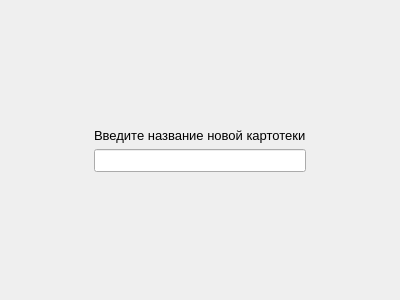
This is newfilelibraryform.ui in Lelius/FileLibrary as Qt 5 draws it before an edit. The edited form follows.
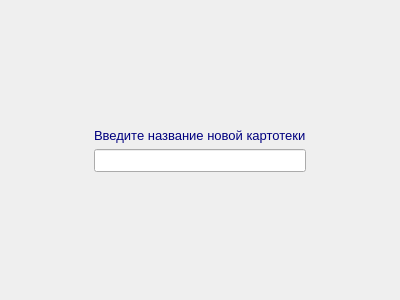
This is the edited form.

What changed in the file:
```diff
--- a/newfilelibraryform.ui
+++ b/newfilelibraryform.ui
@@ -37,7 +37,7 @@
         </font>
        </property>
        <property name="text">
-        <string>Введите название новой картотеки</string>
+        <string>&lt;html&gt;&lt;head/&gt;&lt;body&gt;&lt;p&gt;&lt;span style=&quot; color:#00007f;&quot;&gt;Введите название новой картотеки&lt;/span&gt;&lt;/p&gt;&lt;/body&gt;&lt;/html&gt;</string>
        </property>
       </widget>
      </item>
```
